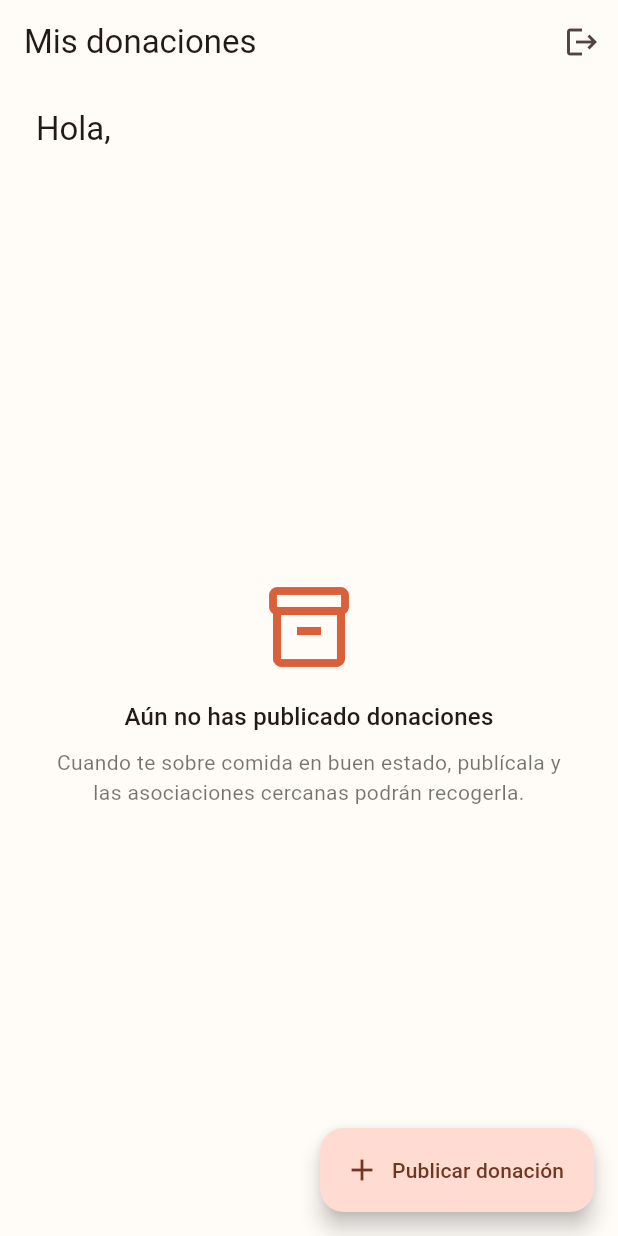
After one commit to MiguelAlvarezIbarra/ReParte, a Flutter app: the PuertaAcceso screen opened directly, on a phone screen of 412 x 824 dp. The commit adds this screen. Run offline on Flutter 3.47's test engine with Material 3 defaults, Android fonts, the phone set to English and light mode, and no system bars; our stand-ins replace cloud_firestore, firebase_auth, firebase_core; accounts and stored records are empty.

Commit message:
feature: navega a la pantalla de inicio segun el rol y mantiene la sesion
- PuertaAcceso decide entre el login y la pantalla del rol
- PantallaInicioFactory crea la pantalla principal de cada rol (patron Factory)
- InicioDonanteView e InicioAsociacionView con saludo, estado vacio y cerrar sesion
- LoginViewModel.restaurarSesion recupera la sesion guardada por Firebase
- El registro se abre con la ruta con nombre Rutas.registro
- Pruebas de la sesion guardada, la navegacion por rol y el cierre de sesion

```diff
--- a/lib/views/auth/registro_view.dart
+++ b/lib/views/auth/registro_view.dart
@@ -40,7 +40,7 @@ class _RegistroViewState extends State<RegistroView> {
       rol: _rol,
     );
     if (!ok || !mounted) return;
-    // TODO(T10): navegar a la pantalla de inicio segun el rol.
+    // Al cerrar el registro, PuertaAcceso ya muestra la pantalla del rol.
     Navigator.of(context).pop();
   }
 
--- /dev/null
+++ b/lib/views/inicio/inicio_donante_view.dart
@@ -0,0 +1,50 @@
+import 'package:flutter/material.dart';
+import '../../models/usuario.dart';
+import '../../widgets/boton_cerrar_sesion.dart';
+import '../../widgets/estado_vacio.dart';
+
+/// Pantalla principal del donante: sus donaciones y el boton para publicar.
+class InicioDonanteView extends StatelessWidget {
+  const InicioDonanteView({super.key, required this.usuario});
+
+  final Usuario usuario;
+
+  @override
+  Widget build(BuildContext context) {
+    return Scaffold(
+      appBar: AppBar(
+        title: const Text('Mis donaciones'),
+        actions: const [BotonCerrarSesion()],
+      ),
+      body: Column(
+        crossAxisAlignment: CrossAxisAlignment.stretch,
+        children: [
+          Padding(
+            padding: const EdgeInsets.fromLTRB(24, 16, 24, 0),
+            child: Text(
+              'Hola, ${usuario.nombre}',
+              style: Theme.of(context).textTheme.titleLarge,
+            ),
+          ),
+          // TODO(T22): listar las donaciones del donante.
+          const Expanded(
+            child: EstadoVacio(
+              icono: Icons.inventory_2_outlined,
+              titulo: 'Aún no has publicado donaciones',
+              mensaje: 'Cuando te sobre comida en buen estado, publícala '
+                  'y las asociaciones cercanas podrán recogerla.',
+            ),
+          ),
+        ],
+      ),
+      floatingActionButton: FloatingActionButton.extended(
+        // TODO(T11): abrir el formulario de publicar donacion.
+        onPressed: () => ScaffoldMessenger.of(context).showSnackBar(
+          const SnackBar(content: Text('Disponible en el Sprint 2')),
+        ),
+        icon: const Icon(Icons.add),
+        label: const Text('Publicar donación'),
+      ),
+    );
+  }
+}
--- /dev/null
+++ b/lib/views/inicio/pantalla_inicio_factory.dart
@@ -0,0 +1,17 @@
+import 'package:flutter/material.dart';
+import '../../models/usuario.dart';
+import 'inicio_asociacion_view.dart';
+import 'inicio_donante_view.dart';
+
+/// Patron Factory: decide en un solo lugar que pantalla principal
+/// corresponde a cada rol. Un rol nuevo solo se agrega aqui.
+class PantallaInicioFactory {
+  static Widget crear(Usuario usuario) {
+    switch (usuario.rol) {
+      case RolUsuario.donante:
+        return InicioDonanteView(usuario: usuario);
+      case RolUsuario.asociacion:
+        return InicioAsociacionView(usuario: usuario);
+    }
+  }
+}
--- /dev/null
+++ b/lib/views/inicio/puerta_acceso.dart
@@ -0,0 +1,35 @@
+import 'package:flutter/material.dart';
+import 'package:provider/provider.dart';
+import '../../viewmodels/login_viewmodel.dart';
+import '../auth/login_view.dart';
+import 'pantalla_inicio_factory.dart';
+
+/// Primera pantalla de la app. Decide a donde ir segun la sesion:
+/// sin sesion muestra el login; con sesion, la pantalla de su rol.
+/// Al iniciar o cerrar sesion cambia sola, sin navegar a mano.
+class PuertaAcceso extends StatefulWidget {
+  const PuertaAcceso({super.key});
+
+  @override
+  State<PuertaAcceso> createState() => _PuertaAccesoState();
+}
+
+class _PuertaAccesoState extends State<PuertaAcceso> {
+  @override
+  void initState() {
+    super.initState();
+    final vm = context.read<LoginViewModel>();
+    if (!vm.sesionVerificada) vm.restaurarSesion();
+  }
+
+  @override
+  Widget build(BuildContext context) {
+    final vm = context.watch<LoginViewModel>();
+    if (!vm.sesionVerificada) {
+      return const Scaffold(body: Center(child: CircularProgressIndicator()));
+    }
+    final usuario = vm.usuario;
+    if (usuario == null) return const LoginView();
+    return PantallaInicioFactory.crear(usuario);
+  }
+}
--- /dev/null
+++ b/lib/widgets/boton_cerrar_sesion.dart
@@ -0,0 +1,17 @@
+import 'package:flutter/material.dart';
+import 'package:provider/provider.dart';
+import '../viewmodels/login_viewmodel.dart';
+
+/// Accion de la barra superior para salir de la cuenta.
+class BotonCerrarSesion extends StatelessWidget {
+  const BotonCerrarSesion({super.key});
+
+  @override
+  Widget build(BuildContext context) {
+    return IconButton(
+      tooltip: 'Cerrar sesión',
+      icon: const Icon(Icons.logout),
+      onPressed: () => context.read<LoginViewModel>().cerrarSesion(),
+    );
+  }
+}
--- /dev/null
+++ b/lib/widgets/estado_vacio.dart
@@ -0,0 +1,39 @@
+import 'package:flutter/material.dart';
+
+/// Mensaje centrado con icono para listas que aun no tienen datos.
+class EstadoVacio extends StatelessWidget {
+  const EstadoVacio({
+    super.key,
+    required this.icono,
+    required this.titulo,
+    required this.mensaje,
+  });
+
+  final IconData icono;
+  final String titulo;
+  final String mensaje;
+
+  @override
+  Widget build(BuildContext context) {
+    final texto = Theme.of(context).textTheme;
+    return Center(
+      child: Padding(
+        padding: const EdgeInsets.all(32),
+        child: Column(
+          mainAxisSize: MainAxisSize.min,
+          children: [
+            Icon(icono, size: 64, color: Theme.of(context).colorScheme.primary),
+            const SizedBox(height: 16),
+            Text(titulo, style: texto.titleMedium, textAlign: TextAlign.center),
+            const SizedBox(height: 8),
+            Text(
+              mensaje,
+              style: texto.bodyMedium?.copyWith(color: Colors.black54),
+              textAlign: TextAlign.center,
+            ),
+          ],
+        ),
+      ),
+    );
+  }
+}
```
Also changed, not shown: lib/main.dart (+7 -2 lines), lib/viewmodels/login_viewmodel.dart (+14 -0 lines), lib/views/auth/login_view.dart (+4 -10 lines), lib/views/inicio/inicio_asociacion_view.dart (added, +42 -0 lines), 4 other files.
